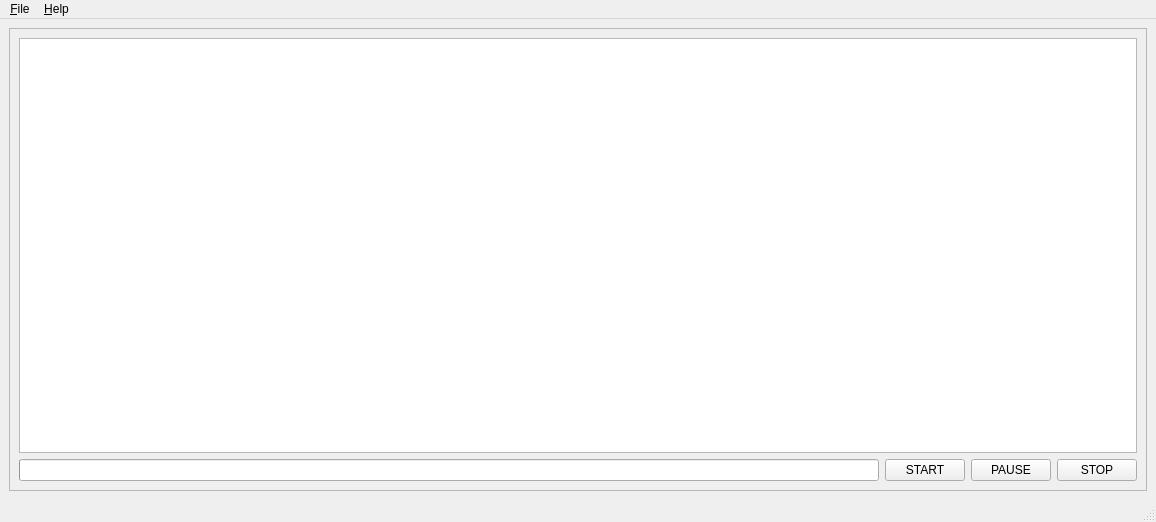
First picture: the form in tester/mainwindow.ui, repository ighor13/HTTPCodeTester, before the edit.
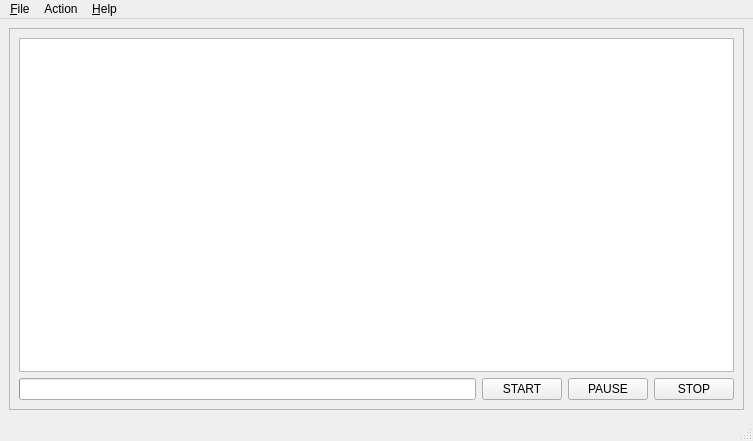
Second picture: the form after the edit. Icons and pictures are not drawn.

Diff of the .ui file:
```diff
--- a/tester/mainwindow.ui
+++ b/tester/mainwindow.ui
@@ -6,8 +6,8 @@
    <rect>
     <x>0</x>
     <y>0</y>
-    <width>1156</width>
-    <height>522</height>
+    <width>753</width>
+    <height>441</height>
    </rect>
   </property>
   <property name="cursor">
@@ -103,7 +103,7 @@
     <rect>
      <x>0</x>
      <y>0</y>
-     <width>1156</width>
+     <width>753</width>
      <height>21</height>
     </rect>
    </property>
@@ -128,7 +128,16 @@
     </property>
     <addaction name="actionAbout"/>
    </widget>
+   <widget class="QMenu" name="menuAction">
+    <property name="title">
+     <string>Action</string>
+    </property>
+    <addaction name="actionStart"/>
+    <addaction name="actionPause"/>
+    <addaction name="actionStop"/>
+   </widget>
    <addaction name="menuPush_me_too"/>
+   <addaction name="menuAction"/>
    <addaction name="menuHelp"/>
   </widget>
   <widget class="QStatusBar" name="statusbar"/>
```
Left out of the diff: 96 changed lines with no effect on the pictures.
